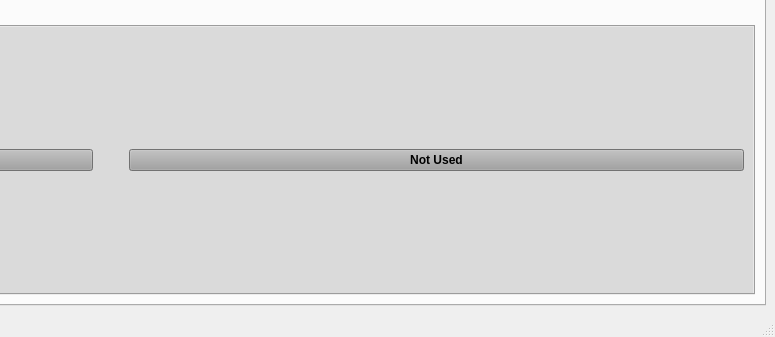
Qt form munientry/views/ui/MainWindow.ui (HunterProgram22/MuniEntry) before a commit; both pictures show x 554 to 1329 and y 483 to 820 of the 1329 by 820 pixel window.
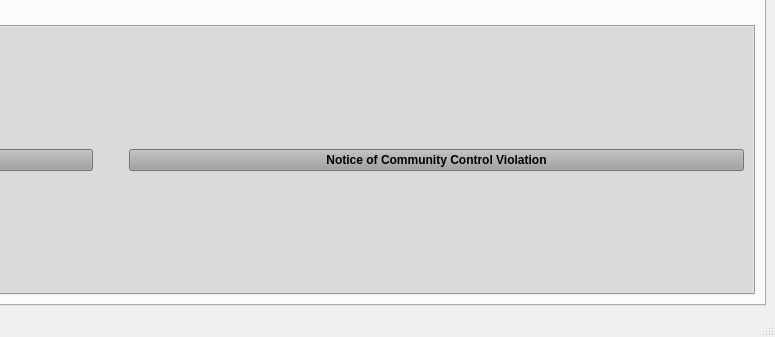
The same form after that commit. The open tabs and pages were chosen to show the change. Custom widgets are drawn as their Qt base class.

Commit message: Started notice cc violation.

What changed in the file:
```diff
--- a/munientry/views/ui/MainWindow.ui
+++ b/munientry/views/ui/MainWindow.ui
@@ -1257,12 +1257,12 @@
                </widget>
               </item>
               <item row="0" column="1">
-               <widget class="QPushButton" name="pushButton_3">
+               <widget class="ProbationDialogButton" name="notice_comm_control_violation_btn">
                 <property name="styleSheet">
                  <string notr="true">background-color: rgb(160, 160, 160);</string>
                 </property>
                 <property name="text">
-                 <string>Not Used</string>
+                 <string>Notice of Community Control Violation</string>
                 </property>
                </widget>
               </item>
```
The commit also changes 5 other files.
